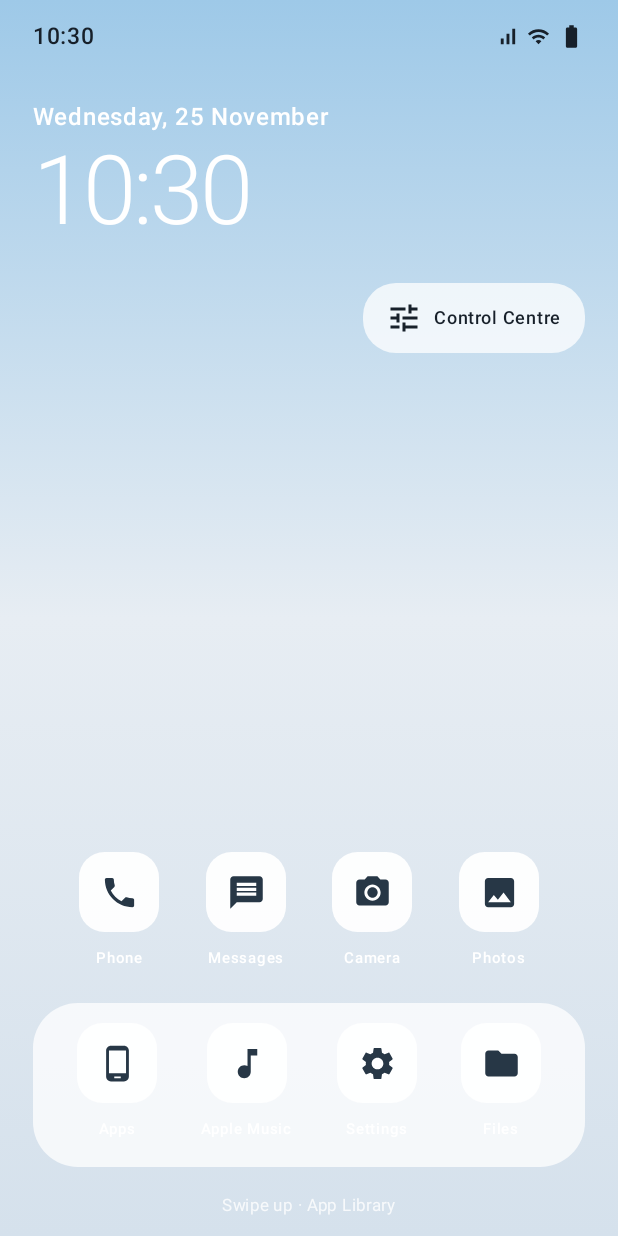
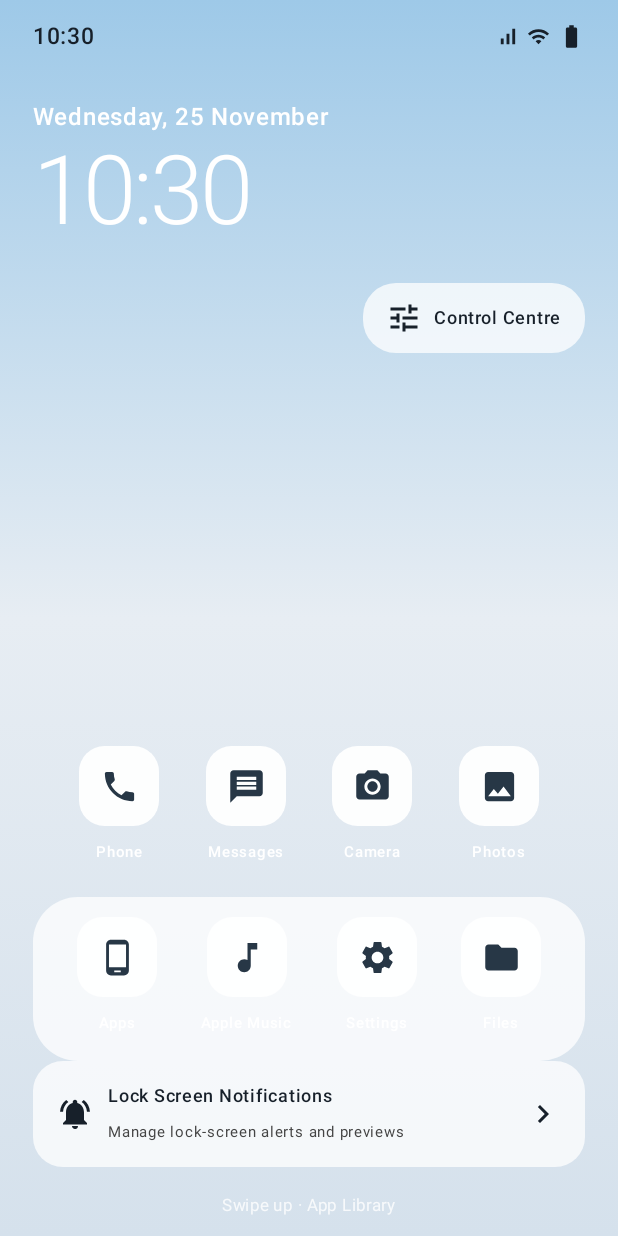
Before and after one commit to dollarbombingceleb-ops/GRIM-OS-, an Android app built with Jetpack Compose: the screen it shows after launch (MainActivity), on a phone screen of 412 x 824 dp. Run offline under Robolectric (Android 15) with nearby library versions, the phone set to English and light mode, and no system bars.

Commit message:
Add lock-screen notification settings shortcut

```diff
--- a/app/src/main/java/com/grimsystems/grimos/MainActivity.kt
+++ b/app/src/main/java/com/grimsystems/grimos/MainActivity.kt
@@ -122,6 +122,20 @@ private fun IOSHome() {
                         }
                     }
                 }
+                Surface(color = Color(0xBFFFFFFF), shape = RoundedCornerShape(20.dp), modifier = Modifier.fillMaxWidth().clickable {
+                    try { context.startActivity(Intent(Settings.ACTION_NOTIFICATION_SETTINGS)) }
+                    catch (_: Exception) { context.startActivity(Intent(Settings.ACTION_SETTINGS)) }
+                }) {
+                    Row(Modifier.padding(horizontal = 16.dp, vertical = 11.dp), verticalAlignment = Alignment.CenterVertically) {
+                        Icon(Icons.Default.NotificationsActive, null, tint = Ink)
+                        Spacer(Modifier.width(10.dp))
+                        Column(Modifier.weight(1f)) {
+                            Text("Lock Screen Notifications", color = Ink, fontWeight = FontWeight.SemiBold, fontSize = 12.sp)
+                            Text("Manage lock-screen alerts and previews", color = Color.DarkGray, fontSize = 10.sp)
+                        }
+                        Icon(Icons.Default.ChevronRight, null, tint = Ink)
+                    }
+                }
                 Spacer(Modifier.height(14.dp))
                 Text("Swipe up · App Library", color = Color(0xCCFFFFFF), fontSize = 11.sp, modifier = Modifier.align(Alignment.CenterHorizontally).clickable { appDrawer = !appDrawer }.padding(bottom = 8.dp))
             }
```
